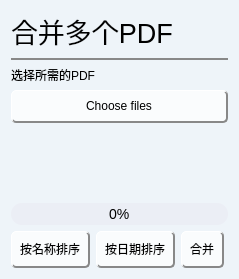
Before: the Qt Designer form app/ui/pdf_tools/merge/merge_ui.ui in LC044/EasyBox, drawn with Qt 5.
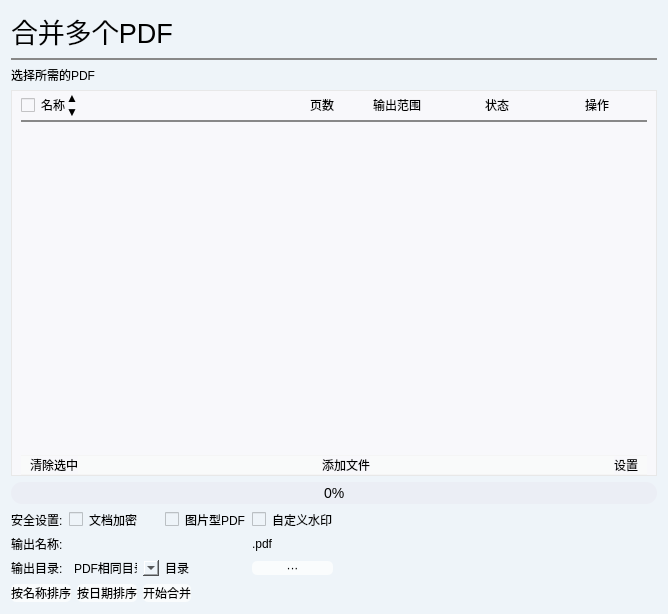
After: the same form once the commit is applied.

Commit message: 修改PDF合并UI

Diff of the .ui file:
```diff
--- a/app/ui/pdf_tools/merge/merge_ui.ui
+++ b/app/ui/pdf_tools/merge/merge_ui.ui
@@ -6,8 +6,8 @@
    <rect>
     <x>0</x>
     <y>0</y>
-    <width>239</width>
-    <height>250</height>
+    <width>668</width>
+    <height>614</height>
    </rect>
   </property>
   <property name="windowTitle">
@@ -22,11 +22,7 @@
 QPushButton{
     background-color: rgb(250,252,253);
     border-radius: 5px;
-    padding: 8px;
-    border-right: 2px solid #888888;  /* 按钮边框，2px宽，白色 */
-    border-bottom: 2px solid #888888;  /* 按钮边框，2px宽，白色 */
-    border-left: 1px solid #ffffff;  /* 按钮边框，2px宽，白色 */
-    border-top: 1px solid #ffffff;  /* 按钮边框，2px宽，白色 */
+	padding:0px;
 }
 QPushButton:hover { 
     background-color: lightgray;
@@ -51,7 +47,7 @@
     background:qlineargradient(spread:pad,x1:0,y1:0,x2:1,y2:0,stop:0 #99ffff,stop:1 #9900ff);
 }</string>
   </property>
-  <layout class="QVBoxLayout" name="verticalLayout">
+  <layout class="QVBoxLayout" name="verticalLayout_3">
    <item>
     <widget class="QLabel" name="label_8">
      <property name="font">
@@ -88,22 +84,239 @@
     </widget>
    </item>
    <item>
-    <widget class="QPushButton" name="btn_choose_files">
-     <property name="cursor">
-      <cursorShape>PointingHandCursor</cursorShape>
-     </property>
-     <property name="layoutDirection">
-      <enum>Qt::LeftToRight</enum>
-     </property>
-     <property name="text">
-      <string>Choose files</string>
-     </property>
-    </widget>
-   </item>
-   <item>
-    <widget class="QListView" name="list_view">
+    <widget class="QFrame" name="frame1">
      <property name="styleSheet">
-      <string notr="true">QListView {
+      <string notr="true">QWidget{
+	background: rgb(248,248,251);
+	border-radius: 0px;
+}
+#frame1{
+	border: 1px solid #e8e8e8;
+}</string>
+     </property>
+     <property name="frameShape">
+      <enum>QFrame::Box</enum>
+     </property>
+     <property name="frameShadow">
+      <enum>QFrame::Raised</enum>
+     </property>
+     <property name="lineWidth">
+      <number>2</number>
+     </property>
+     <layout class="QVBoxLayout" name="verticalLayout_2">
+      <property name="spacing">
+       <number>0</number>
+      </property>
+      <property name="leftMargin">
+       <number>9</number>
+      </property>
+      <property name="topMargin">
+       <number>0</number>
+      </property>
+      <property name="rightMargin">
+       <number>9</number>
+      </property>
+      <property name="bottomMargin">
+       <number>0</number>
+      </property>
+      <item>
+       <layout class="QHBoxLayout" name="horizontalLayout_3">
+        <property name="spacing">
+         <number>0</number>
+        </property>
+        <item>
+         <widget class="QCheckBox" name="checkBox_select_all">
+          <property name="sizePolicy">
+           <sizepolicy hsizetype="Minimum" vsizetype="Minimum">
+            <horstretch>0</horstretch>
+            <verstretch>0</verstretch>
+           </sizepolicy>
+          </property>
+          <property name="text">
+           <string>名称</string>
+          </property>
+         </widget>
+        </item>
+        <item>
+         <layout class="QVBoxLayout" name="verticalLayout">
+          <property name="spacing">
+           <number>0</number>
+          </property>
+          <item>
+           <widget class="QPushButton" name="btn_order_inc">
+            <property name="sizePolicy">
+             <sizepolicy hsizetype="Minimum" vsizetype="Minimum">
+              <horstretch>0</horstretch>
+              <verstretch>0</verstretch>
+             </sizepolicy>
+            </property>
+            <property name="text">
+             <string>▲</string>
+            </property>
+           </widget>
+          </item>
+          <item>
+           <widget class="QPushButton" name="btn_order_des">
+            <property name="sizePolicy">
+             <sizepolicy hsizetype="Minimum" vsizetype="Minimum">
+              <horstretch>0</horstretch>
+              <verstretch>0</verstretch>
+             </sizepolicy>
+            </property>
+            <property name="text">
+             <string>▼</string>
+            </property>
+           </widget>
+          </item>
+         </layout>
+        </item>
+        <item>
+         <spacer name="horizontalSpacer_4">
+          <property name="orientation">
+           <enum>Qt::Horizontal</enum>
+          </property>
+          <property name="sizeHint" stdset="0">
+           <size>
+            <width>40</width>
+            <height>20</height>
+           </size>
+          </property>
+         </spacer>
+        </item>
+        <item>
+         <widget class="QLabel" name="label">
+          <property name="sizePolicy">
+           <sizepolicy hsizetype="Preferred" vsizetype="Minimum">
+            <horstretch>0</horstretch>
+            <verstretch>0</verstretch>
+           </sizepolicy>
+          </property>
+          <property name="minimumSize">
+           <size>
+            <width>50</width>
+            <height>0</height>
+           </size>
+          </property>
+          <property name="maximumSize">
+           <size>
+            <width>40</width>
+            <height>16777215</height>
+           </size>
+          </property>
+          <property name="text">
+           <string>页数</string>
+          </property>
+          <property name="alignment">
+           <set>Qt::AlignCenter</set>
+          </property>
+         </widget>
+        </item>
+        <item>
+         <widget class="QLabel" name="label_2">
+          <property name="sizePolicy">
+           <sizepolicy hsizetype="Preferred" vsizetype="Minimum">
+            <horstretch>0</horstretch>
+            <verstretch>0</verstretch>
+           </sizepolicy>
+          </property>
+          <property name="minimumSize">
+           <size>
+            <width>100</width>
+            <height>0</height>
+           </size>
+          </property>
+          <property name="maximumSize">
+           <size>
+            <width>100</width>
+            <height>16777215</height>
+           </size>
+          </property>
+          <property name="text">
+           <string>输出范围</string>
+          </property>
+          <property name="alignment">
+           <set>Qt::AlignCenter</set>
+          </property>
+         </widget>
+        </item>
+        <item>
+         <widget class="QLabel" name="label_3">
+          <property name="sizePolicy">
+           <sizepolicy hsizetype="Preferred" vsizetype="Minimum">
+            <horstretch>0</horstretch>
+            <verstretch>0</verstretch>
+           </sizepolicy>
+          </property>
+          <property name="minimumSize">
+           <size>
+            <width>100</width>
+            <height>0</height>
+           </size>
+          </property>
+          <property name="maximumSize">
+           <size>
+            <width>100</width>
+            <height>16777215</height>
+           </size>
+          </property>
+          <property name="text">
+           <string>状态</string>
+          </property>
+          <property name="alignment">
+           <set>Qt::AlignCenter</set>
+          </property>
+         </widget>
+        </item>
+        <item>
+         <widget class="QLabel" name="label_4">
+          <property name="sizePolicy">
+           <sizepolicy hsizetype="Preferred" vsizetype="Minimum">
+            <horstretch>0</horstretch>
+            <verstretch>0</verstretch>
+           </sizepolicy>
+          </property>
+          <property name="minimumSize">
+           <size>
+            <width>100</width>
+            <height>0</height>
+           </size>
+          </property>
+          <property name="maximumSize">
+           <size>
+            <width>100</width>
+            <height>16777215</height>
+           </size>
+          </property>
+          <property name="text">
+           <string>操作</string>
+          </property>
+          <property name="alignment">
+           <set>Qt::AlignCenter</set>
+          </property>
+         </widget>
+        </item>
+       </layout>
+      </item>
+      <item>
+       <widget class="Line" name="line_8">
+        <property name="styleSheet">
+         <string notr="true">border-bottom: 2px solid #888888;</string>
+        </property>
+        <property name="frameShadow">
+         <enum>QFrame::Raised</enum>
+        </property>
+        <property name="lineWidth">
+         <number>5</number>
+        </property>
+        <property name="orientation">
+         <enum>Qt::Horizontal</enum>
+        </property>
+       </widget>
+      </item>
+      <item>
+       <widget class="QListView" name="list_view">
+        <property name="styleSheet">
+         <string notr="true">QListView {
     color: black;
     border: none;
 }
@@ -117,13 +330,97 @@
 /* 被选中时的背景颜色和左边框颜色 */
 QListView::item:selected {
     border-radius: 0px;
-    background: rgb(230, 235, 240);
+	border-left: 0px solid rgb(62, 62, 62);
+    background: none;
+}</string>
+        </property>
+        <property name="horizontalScrollBarPolicy">
+         <enum>Qt::ScrollBarAlwaysOff</enum>
+        </property>
+       </widget>
+      </item>
+      <item>
+       <widget class="QWidget" name="widget1" native="true">
+        <property name="styleSheet">
+         <string notr="true">#widget1{
+	background: rgb(249,250,250);
+	border-radius: 0px;
+	border-right: 0px solid rgb(245,245,245);  
+    border-bottom: 1px solid rgb(245,245,245);
+    border-left: 0px solid rgb(245,245,245); 
+    border-top: 1px solid rgb(245,245,245);  
 }
-</string>
-     </property>
-     <property name="horizontalScrollBarPolicy">
-      <enum>Qt::ScrollBarAlwaysOff</enum>
-     </property>
+QPushButton:hover {
+	color: rgb(148,133,247)
+}</string>
+        </property>
+        <layout class="QHBoxLayout" name="horizontalLayout_2">
+         <property name="spacing">
+          <number>0</number>
+         </property>
+         <property name="topMargin">
+          <number>0</number>
+         </property>
+         <property name="bottomMargin">
+          <number>0</number>
+         </property>
+         <item>
+          <widget class="QPushButton" name="btn_remove_selected">
+           <property name="text">
+            <string>清除选中</string>
+           </property>
+          </widget>
+         </item>
+         <item>
+          <spacer name="horizontalSpacer_2">
+           <property name="orientation">
+            <enum>Qt::Horizontal</enum>
+           </property>
+           <property name="sizeHint" stdset="0">
+            <size>
+             <width>243</width>
+             <height>20</height>
+            </size>
+           </property>
+          </spacer>
+         </item>
+         <item>
+          <widget class="QPushButton" name="btn_choose_files">
+           <property name="cursor">
+            <cursorShape>PointingHandCursor</cursorShape>
+           </property>
+           <property name="layoutDirection">
+            <enum>Qt::LeftToRight</enum>
+           </property>
+           <property name="text">
+            <string>添加文件</string>
+           </property>
+          </widget>
+         </item>
+         <item>
+          <spacer name="horizontalSpacer_3">
+           <property name="orientation">
+            <enum>Qt::Horizontal</enum>
+           </property>
+           <property name="sizeHint" stdset="0">
+            <size>
+             <width>243</width>
+             <height>20</height>
+            </size>
+           </property>
+          </spacer>
+         </item>
+         <item>
+          <widget class="QPushButton" name="btn_setting">
+           <property name="text">
+            <string>设置</string>
+           </property>
+          </widget>
+         </item>
+        </layout>
+       </widget>
+      </item>
+     </layout>
     </widget>
    </item>
    <item>
@@ -133,6 +430,107 @@
      </property>
     </widget>
    </item>
+   <item>
+    <layout class="QHBoxLayout" name="horizontalLayout_4">
+     <item>
+      <layout class="QGridLayout" name="gridLayout">
+       <item row="2" column="4">
+        <widget class="QPushButton" name="pushButton_2">
+         <property name="text">
+          <string>···</string>
+         </property>
+        </widget>
+       </item>
+       <item row="0" column="2" colspan="2">
+        <widget class="QCheckBox" name="checkBox_picture_pdf">
+         <property name="text">
+          <string>图片型PDF</string>
+         </property>
+        </widget>
+       </item>
+       <item row="1" column="1" colspan="3">
+        <widget class="QLineEdit" name="lineEdit_filename"/>
+       </item>
+       <item row="0" column="0">
+        <widget class="QLabel" name="label_5">
+         <property name="text">
+          <string>安全设置:</string>
+         </property>
+        </widget>
+       </item>
+       <item row="1" column="0">
+        <widget class="QLabel" name="label_6">
+         <property name="text">
+          <string>输出名称:</string>
+         </property>
+        </widget>
+       </item>
+       <item row="2" column="0">
+        <widget class="QLabel" name="label_9">
+         <property name="text">
+          <string>输出目录:</string>
+         </property>
+        </widget>
+       </item>
+       <item row="0" column="1">
+        <widget class="QCheckBox" name="checkBox_doc_encrypt">
+         <property name="text">
+          <string>文档加密</string>
+         </property>
+        </widget>
+       </item>
+       <item row="1" column="4">
+        <widget class="QLabel" name="label_10">
+         <property name="text">
+          <string>.pdf</string>
+         </property>
+        </widget>
+       </item>
+       <item row="0" column="4">
+        <widget class="QCheckBox" name="checkBox_watermark">
+         <property name="text">
+          <string>自定义水印</string>
+         </property>
+        </widget>
+       </item>
+       <item row="2" column="1">
+        <widget class="QComboBox" name="comboBox">
+         <item>
+          <property name="text">
+           <string>PDF相同目录</string>
+          </property>
+         </item>
+         <item>
+          <property name="text">
+           <string>自定义目录</string>
+          </property>
+         </item>
+        </widget>
+       </item>
+       <item row="2" column="2" colspan="2">
+        <widget class="QLabel" name="label_output_dir">
+         <property name="text">
+          <string>目录</string>
+         </property>
+        </widget>
+       </item>
+      </layout>
+     </item>
+     <item>
+      <spacer name="horizontalSpacer_5">
+       <property name="orientation">
+        <enum>Qt::Horizontal</enum>
+       </property>
+       <property name="sizeHint" stdset="0">
+        <size>
+         <width>40</width>
+         <height>20</height>
+        </size>
+       </property>
+      </spacer>
+     </item>
+    </layout>
+   </item>
    <item>
     <layout class="QHBoxLayout" name="horizontalLayout">
      <item>
@@ -152,7 +550,7 @@
      <item>
       <widget class="QPushButton" name="btn_merge">
        <property name="text">
-        <string>合并</string>
+        <string>开始合并</string>
        </property>
       </widget>
      </item>
```
Left out of the diff: 6 changed lines with no effect on the pictures. The commit also changes 7 other files.
